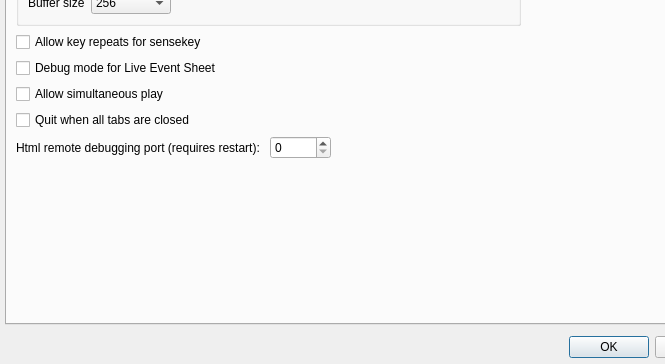
Above: src/configdialog.ui from CsoundQt/CsoundQt before the change; both pictures show x 0 to 665 and y 382 to 746 of the 826 by 746 pixel window. Below: the same form after it.
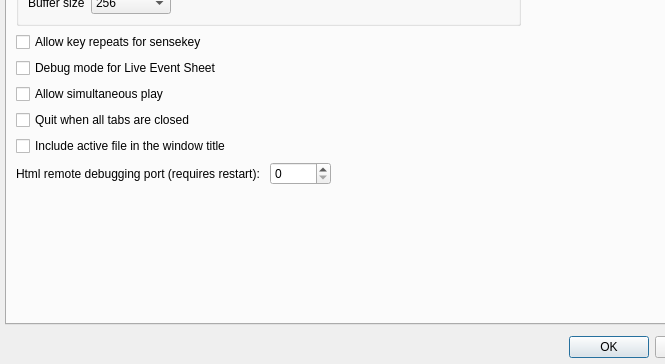
That is the form after the change. The open tabs and pages were chosen to show the change.

Diff of the .ui file:
```diff
--- a/src/configdialog.ui
+++ b/src/configdialog.ui
@@ -1420,6 +1420,16 @@
                </property>
               </widget>
              </item>
+             <item>
+              <widget class="QCheckBox" name="includeActiveFileInTitleCheckBox">
+               <property name="toolTip">
+                <string>Include the file of the current tab in the window title</string>
+               </property>
+               <property name="text">
+                <string>Include active file in the window title</string>
+               </property>
+              </widget>
+             </item>
             </layout>
            </item>
            <item row="1" column="1" rowspan="5">
```
